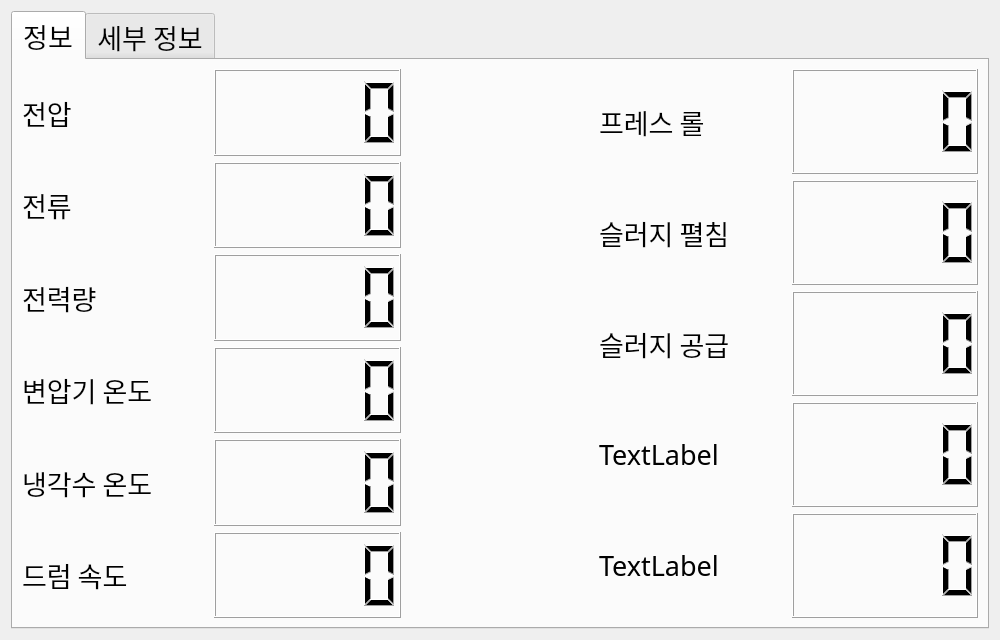
This is MainForm.ui in DeathByS/PythonProject as Qt 5 draws it before an edit. The edited form follows.
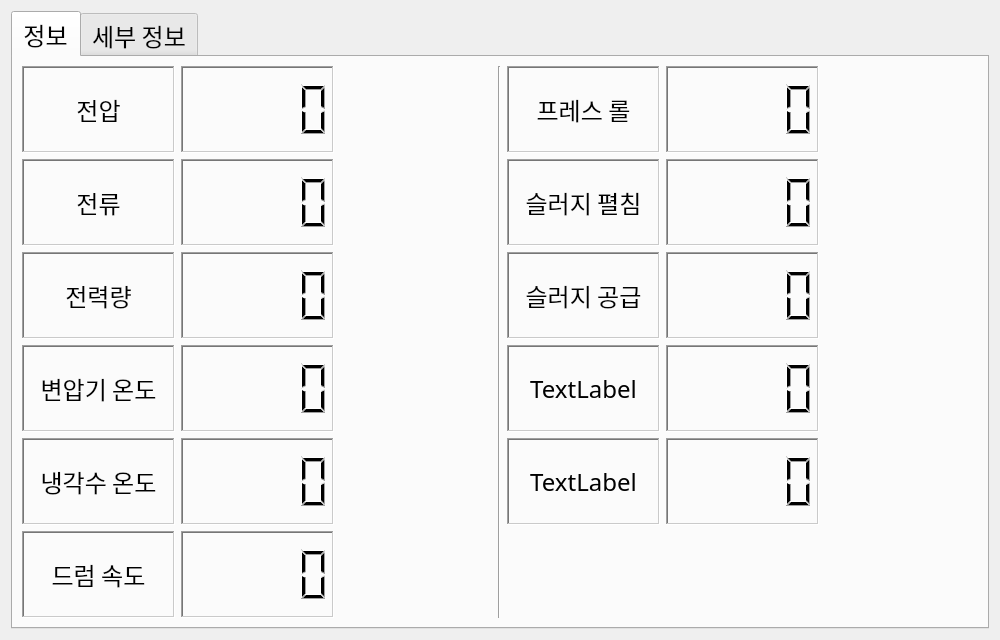
This is the edited form. The open tabs and pages were chosen to show the change.

The edit to the form file:
```diff
--- a/MainForm.ui
+++ b/MainForm.ui
@@ -13,6 +13,12 @@
     <height>640</height>
    </rect>
   </property>
+  <property name="font">
+   <font>
+    <family>맑은 고딕 Semilight</family>
+    <pointsize>14</pointsize>
+   </font>
+  </property>
   <property name="windowTitle">
    <string>Dialog</string>
   </property>
@@ -25,7 +31,7 @@
      <property name="font">
       <font>
        <family>맑은 고딕</family>
-       <pointsize>20</pointsize>
+       <pointsize>18</pointsize>
       </font>
      </property>
      <property name="autoFillBackground">
@@ -35,7 +41,7 @@
       <enum>QTabWidget::Rounded</enum>
      </property>
      <property name="currentIndex">
-      <number>1</number>
+      <number>0</number>
      </property>
      <property name="iconSize">
       <size>
@@ -57,13 +63,39 @@
        <string>정보</string>
       </attribute>
       <layout class="QGridLayout" name="gridLayout">
-       <item row="0" column="3">
+       <item row="0" column="2">
+        <layout class="QHBoxLayout" name="horizontalLayout">
+         <item>
+          <widget class="QLabel" name="label_8">
+           <property name="text">
+            <string/>
+           </property>
+          </widget>
+         </item>
+        </layout>
+       </item>
+       <item row="0" column="5">
         <layout class="QVBoxLayout" name="verticalLayout_16">
          <item>
           <widget class="QLabel" name="label_15">
+           <property name="font">
+            <font>
+             <family>맑은 고딕</family>
+             <pointsize>18</pointsize>
+            </font>
+           </property>
+           <property name="frameShape">
+            <enum>QFrame::WinPanel</enum>
+           </property>
+           <property name="frameShadow">
+            <enum>QFrame::Sunken</enum>
+           </property>
            <property name="text">
             <string>프레스 롤</string>
            </property>
+           <property name="alignment">
+            <set>Qt::AlignCenter</set>
+           </property>
           </widget>
          </item>
          <item>
@@ -71,9 +103,24 @@
          </item>
          <item>
           <widget class="QLabel" name="label_14">
+           <property name="font">
+            <font>
+             <family>맑은 고딕</family>
+             <pointsize>18</pointsize>
+            </font>
+           </property>
+           <property name="frameShape">
+            <enum>QFrame::WinPanel</enum>
+           </property>
+           <property name="frameShadow">
+            <enum>QFrame::Sunken</enum>
+           </property>
            <property name="text">
             <string>슬러지 펼침</string>
            </property>
+           <property name="alignment">
+            <set>Qt::AlignCenter</set>
+           </property>
           </widget>
          </item>
          <item>
@@ -81,9 +128,24 @@
          </item>
          <item>
           <widget class="QLabel" name="label_7">
+           <property name="font">
+            <font>
+             <family>맑은 고딕</family>
+             <pointsize>18</pointsize>
+            </font>
+           </property>
+           <property name="frameShape">
+            <enum>QFrame::WinPanel</enum>
+           </property>
+           <property name="frameShadow">
+            <enum>QFrame::Sunken</enum>
+           </property>
            <property name="text">
             <string>슬러지 공급</string>
            </property>
+           <property name="alignment">
+            <set>Qt::AlignCenter</set>
+           </property>
           </widget>
          </item>
          <item>
@@ -91,9 +153,24 @@
          </item>
          <item>
           <widget class="QLabel" name="label_13">
+           <property name="font">
+            <font>
+             <family>맑은 고딕</family>
+             <pointsize>18</pointsize>
+            </font>
+           </property>
+           <property name="frameShape">
+            <enum>QFrame::WinPanel</enum>
+           </property>
+           <property name="frameShadow">
+            <enum>QFrame::Sunken</enum>
+           </property>
            <property name="text">
             <string>TextLabel</string>
            </property>
+           <property name="alignment">
+            <set>Qt::AlignCenter</set>
+           </property>
           </widget>
          </item>
          <item>
@@ -101,36 +178,155 @@
          </item>
          <item>
           <widget class="QLabel" name="label_6">
+           <property name="font">
+            <font>
+             <family>맑은 고딕</family>
+             <pointsize>18</pointsize>
+            </font>
+           </property>
+           <property name="frameShape">
+            <enum>QFrame::WinPanel</enum>
+           </property>
+           <property name="frameShadow">
+            <enum>QFrame::Sunken</enum>
+           </property>
            <property name="text">
             <string>TextLabel</string>
            </property>
+           <property name="alignment">
+            <set>Qt::AlignCenter</set>
+           </property>
           </widget>
          </item>
+         <item>
+          <layout class="QHBoxLayout" name="horizontalLayout_3">
+           <item>
+            <widget class="QLabel" name="label">
+             <property name="enabled">
+              <bool>false</bool>
+             </property>
+             <property name="text">
+              <string/>
+             </property>
+            </widget>
+           </item>
+          </layout>
+         </item>
         </layout>
        </item>
+       <item row="0" column="3">
+        <widget class="Line" name="line">
+         <property name="orientation">
+          <enum>Qt::Vertical</enum>
+         </property>
+        </widget>
+       </item>
        <item row="0" column="0">
         <layout class="QGridLayout" name="gridLayout_2">
+         <item row="9" column="0">
+          <widget class="QLabel" name="label_12">
+           <property name="font">
+            <font>
+             <family>맑은 고딕</family>
+             <pointsize>18</pointsize>
+            </font>
+           </property>
+           <property name="frameShape">
+            <enum>QFrame::WinPanel</enum>
+           </property>
+           <property name="frameShadow">
+            <enum>QFrame::Sunken</enum>
+           </property>
+           <property name="text">
+            <string>냉각수 온도</string>
+           </property>
+           <property name="alignment">
+            <set>Qt::AlignCenter</set>
+           </property>
+          </widget>
+         </item>
+         <item row="7" column="0">
+          <widget class="QLabel" name="label_11">
+           <property name="font">
+            <font>
+             <family>맑은 고딕</family>
+             <pointsize>18</pointsize>
+            </font>
+           </property>
+           <property name="frameShape">
+            <enum>QFrame::WinPanel</enum>
+           </property>
+           <property name="frameShadow">
+            <enum>QFrame::Sunken</enum>
+           </property>
+           <property name="text">
+            <string>변압기 온도</string>
+           </property>
+           <property name="alignment">
+            <set>Qt::AlignCenter</set>
+           </property>
+          </widget>
+         </item>
+         <item row="8" column="0">
+          <layout class="QVBoxLayout" name="verticalLayout_5"/>
+         </item>
          <item row="3" column="0">
           <widget class="QLabel" name="label_5">
+           <property name="font">
+            <font>
+             <family>맑은 고딕</family>
+             <pointsize>18</pointsize>
+            </font>
+           </property>
+           <property name="frameShape">
+            <enum>QFrame::WinPanel</enum>
+           </property>
+           <property name="frameShadow">
+            <enum>QFrame::Sunken</enum>
+           </property>
            <property name="text">
             <string>전류</string>
            </property>
+           <property name="alignment">
+            <set>Qt::AlignCenter</set>
+           </property>
           </widget>
          </item>
          <item row="5" column="0">
           <widget class="QLabel" name="label_10">
+           <property name="font">
+            <font>
+             <family>맑은 고딕</family>
+             <pointsize>18</pointsize>
+            </font>
+           </property>
+           <property name="frameShape">
+            <enum>QFrame::WinPanel</enum>
+           </property>
+           <property name="frameShadow">
+            <enum>QFrame::Sunken</enum>
+           </property>
            <property name="text">
             <string>전력량</string>
            </property>
+           <property name="alignment">
+            <set>Qt::AlignCenter</set>
+           </property>
           </widget>
          </item>
          <item row="1" column="0">
           <widget class="QLabel" name="label_2">
+           <property name="font">
+            <font>
+             <family>맑은 고딕</family>
+             <pointsize>18</pointsize>
+            </font>
+           </property>
            <property name="autoFillBackground">
             <bool>false</bool>
            </property>
            <property name="frameShape">
-            <enum>QFrame::NoFrame</enum>
+            <enum>QFrame::WinPanel</enum>
            </property>
            <property name="frameShadow">
             <enum>QFrame::Sunken</enum>
@@ -141,21 +337,36 @@
            <property name="scaledContents">
             <bool>false</bool>
            </property>
+           <property name="alignment">
+            <set>Qt::AlignCenter</set>
+           </property>
           </widget>
          </item>
+         <item row="2" column="0">
+          <layout class="QVBoxLayout" name="verticalLayout_2"/>
+         </item>
          <item row="11" column="0">
           <widget class="QLabel" name="label_3">
+           <property name="font">
+            <font>
+             <family>맑은 고딕</family>
+             <pointsize>18</pointsize>
+            </font>
+           </property>
+           <property name="frameShape">
+            <enum>QFrame::WinPanel</enum>
+           </property>
+           <property name="frameShadow">
+            <enum>QFrame::Sunken</enum>
+           </property>
            <property name="text">
             <string>드럼 속도</string>
            </property>
+           <property name="alignment">
+            <set>Qt::AlignCenter</set>
+           </property>
           </widget>
          </item>
-         <item row="2" column="0">
-          <layout class="QVBoxLayout" name="verticalLayout_2"/>
-         </item>
-         <item row="8" column="0">
-          <layout class="QVBoxLayout" name="verticalLayout_5"/>
-         </item>
          <item row="10" column="0">
           <layout class="QVBoxLayout" name="verticalLayout_6"/>
          </item>
@@ -165,54 +376,85 @@
          <item row="4" column="0">
           <layout class="QVBoxLayout" name="verticalLayout_3"/>
          </item>
-         <item row="9" column="0">
-          <widget class="QLabel" name="label_12">
-           <property name="text">
-            <string>냉각수 온도</string>
-           </property>
-          </widget>
-         </item>
-         <item row="7" column="0">
-          <widget class="QLabel" name="label_11">
-           <property name="text">
-            <string>변압기 온도</string>
-           </property>
-          </widget>
-         </item>
         </layout>
        </item>
-       <item row="0" column="4">
+       <item row="0" column="6">
         <layout class="QVBoxLayout" name="verticalLayout_17">
          <item>
-          <layout class="QVBoxLayout" name="verticalLayout_29">
-           <item>
-            <widget class="QLCDNumber" name="lcdNumber_7"/>
-           </item>
-          </layout>
+          <widget class="QLCDNumber" name="lcdNumber_7">
+           <property name="frameShape">
+            <enum>QFrame::WinPanel</enum>
+           </property>
+           <property name="frameShadow">
+            <enum>QFrame::Sunken</enum>
+           </property>
+          </widget>
          </item>
          <item>
           <layout class="QVBoxLayout" name="verticalLayout_30"/>
          </item>
          <item>
-          <widget class="QLCDNumber" name="lcdNumber_8"/>
+          <widget class="QLCDNumber" name="lcdNumber_8">
+           <property name="frameShape">
+            <enum>QFrame::WinPanel</enum>
+           </property>
+           <property name="frameShadow">
+            <enum>QFrame::Sunken</enum>
+           </property>
+          </widget>
          </item>
          <item>
           <layout class="QVBoxLayout" name="verticalLayout_35"/>
          </item>
          <item>
-          <widget class="QLCDNumber" name="lcdNumber_9"/>
+          <widget class="QLCDNumber" name="lcdNumber_9">
+           <property name="frameShape">
+            <enum>QFrame::WinPanel</enum>
+           </property>
+           <property name="frameShadow">
+            <enum>QFrame::Sunken</enum>
+           </property>
+          </widget>
          </item>
          <item>
           <layout class="QVBoxLayout" name="verticalLayout_31"/>
          </item>
          <item>
-          <widget class="QLCDNumber" name="lcdNumber_10"/>
+          <widget class="QLCDNumber" name="lcdNumber_10">
+           <property name="frameShape">
+            <enum>QFrame::WinPanel</enum>
+           </property>
+           <property name="frameShadow">
+            <enum>QFrame::Sunken</enum>
+           </property>
+          </widget>
          </item>
          <item>
           <layout class="QVBoxLayout" name="verticalLayout_28"/>
          </item>
          <item>
-          <widget class="QLCDNumber" name="lcdNumber_11"/>
+          <widget class="QLCDNumber" name="lcdNumber_11">
+           <property name="frameShape">
+            <enum>QFrame::WinPanel</enum>
+           </property>
+           <property name="frameShadow">
+            <enum>QFrame::Sunken</enum>
+           </property>
+          </widget>
+         </item>
+         <item>
+          <layout class="QVBoxLayout" name="verticalLayout_34">
+           <item>
+            <widget class="QLabel" name="label_4">
+             <property name="enabled">
+              <bool>false</bool>
+             </property>
+             <property name="text">
+              <string/>
+             </property>
+            </widget>
+           </item>
+          </layout>
          </item>
         </layout>
        </item>
@@ -223,44 +465,85 @@
            <property name="autoFillBackground">
             <bool>false</bool>
            </property>
+           <property name="frameShape">
+            <enum>QFrame::WinPanel</enum>
+           </property>
+           <property name="frameShadow">
+            <enum>QFrame::Sunken</enum>
+           </property>
           </widget>
          </item>
          <item>
           <layout class="QVBoxLayout" name="verticalLayout_7"/>
          </item>
          <item>
-          <widget class="QLCDNumber" name="lcdNumber_2"/>
+          <widget class="QLCDNumber" name="lcdNumber_2">
+           <property name="frameShape">
+            <enum>QFrame::WinPanel</enum>
+           </property>
+           <property name="frameShadow">
+            <enum>QFrame::Sunken</enum>
+           </property>
+          </widget>
          </item>
          <item>
           <layout class="QVBoxLayout" name="verticalLayout_8"/>
          </item>
          <item>
-          <widget class="QLCDNumber" name="lcdNumber_3"/>
+          <widget class="QLCDNumber" name="lcdNumber_3">
+           <property name="frameShape">
+            <enum>QFrame::WinPanel</enum>
+           </property>
+           <property name="frameShadow">
+            <enum>QFrame::Sunken</enum>
+           </property>
+          </widget>
          </item>
          <item>
           <layout class="QVBoxLayout" name="verticalLayout_9"/>
          </item>
          <item>
-          <widget class="QLCDNumber" name="lcdNumber_4"/>
+          <widget class="QLCDNumber" name="lcdNumber_4">
+           <property name="frameShape">
+            <enum>QFrame::WinPanel</enum>
+           </property>
+           <property name="frameShadow">
+            <enum>QFrame::Sunken</enum>
+           </property>
+          </widget>
          </item>
          <item>
           <layout class="QVBoxLayout" name="verticalLayout_10"/>
          </item>
          <item>
-          <widget class="QLCDNumber" name="lcdNumber_5"/>
+          <widget class="QLCDNumber" name="lcdNumber_5">
+           <property name="frameShape">
+            <enum>QFrame::WinPanel</enum>
+           </property>
+           <property name="frameShadow">
+            <enum>QFrame::Sunken</enum>
+           </property>
+          </widget>
          </item>
          <item>
           <layout class="QVBoxLayout" name="verticalLayout_11"/>
          </item>
          <item>
-          <widget class="QLCDNumber" name="lcdNumber_6"/>
+          <widget class="QLCDNumber" name="lcdNumber_6">
+           <property name="frameShape">
+            <enum>QFrame::WinPanel</enum>
+           </property>
+           <property name="frameShadow">
+            <enum>QFrame::Sunken</enum>
+           </property>
+          </widget>
          </item>
         </layout>
        </item>
-       <item row="0" column="2">
-        <layout class="QVBoxLayout" name="verticalLayout_23">
+       <item row="0" column="7">
+        <layout class="QHBoxLayout" name="horizontalLayout_2">
          <item>
-          <widget class="QLabel" name="label_4">
+          <widget class="QLabel" name="label_9">
            <property name="text">
             <string/>
            </property>
@@ -282,7 +565,13 @@
       </attribute>
       <layout class="QGridLayout" name="gridLayout_4">
        <item row="0" column="0">
-        <widget class="QTableView" name="tableView"/>
+        <widget class="QTableWidget" name="tableWidget">
+         <column>
+          <property name="text">
+           <string>발생시간</string>
+          </property>
+         </column>
+        </widget>
        </item>
       </layout>
      </widget>
```
